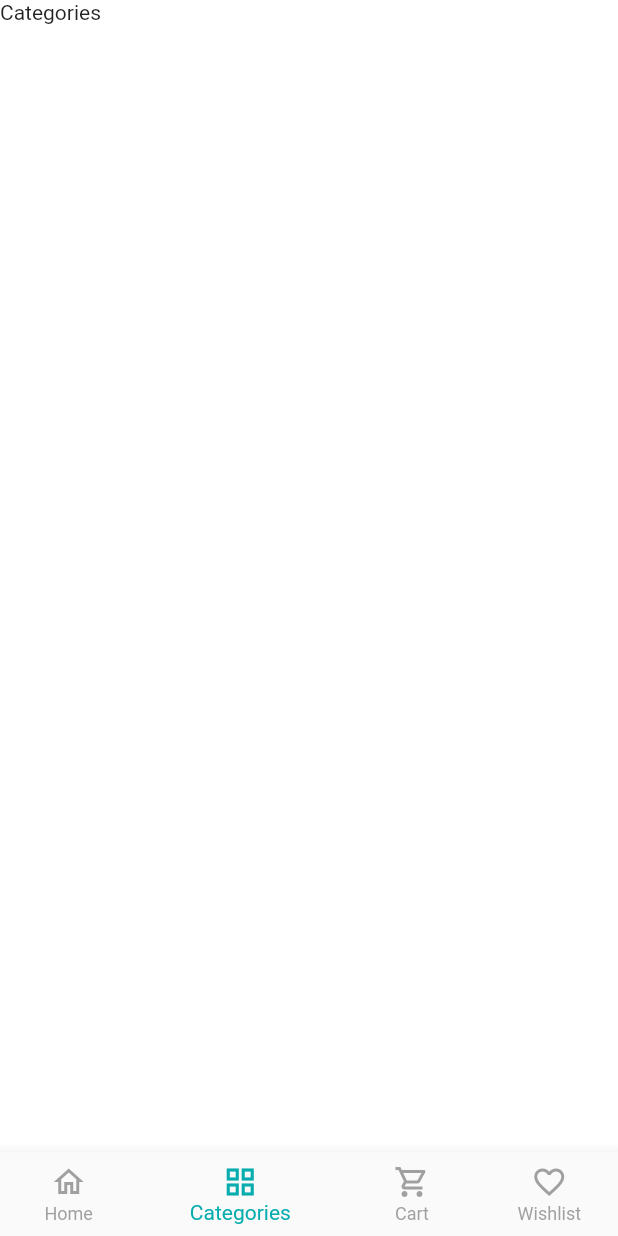
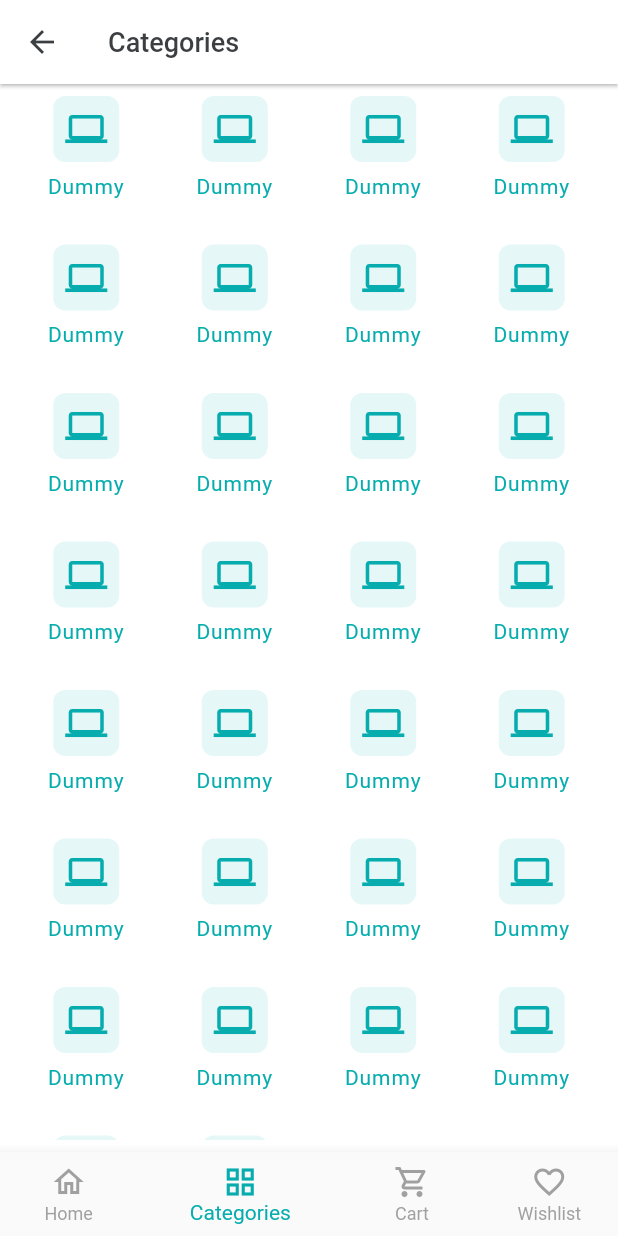
Before and after one commit to smilegse/flutter_ecommerce_app, a Flutter app: the screen it shows after launch, item 2 of the bottom bar chosen, on a phone screen of 412 x 824 dp. Run offline on Flutter 3.47's test engine with Material 2 defaults, Android fonts, the phone set to English and light mode, and no system bars; our stand-ins replace carousel_slider, get, pin_code_fields.

Commit message:
category screen ui completed

```diff
--- a/lib/main.dart
+++ b/lib/main.dart
@@ -3,6 +3,7 @@
 // State management - Getx
 // 1. UI + Functional 2. Statement management 3. Api integration
 
+import 'package:ecommerce_app/ui/state_managers/bottom_navigation_bar_controller.dart';
 import 'package:ecommerce_app/ui/utils/app_colors.dart';
 import 'package:flutter/material.dart';
 import 'package:get/get.dart';
@@ -18,6 +19,7 @@ class CraftyBay extends StatelessWidget {
   @override
   Widget build(BuildContext context) {
     return GetMaterialApp(
+      initialBinding: GetXBinding(),
       debugShowCheckedModeBanner: false,
       home: const SplashScreen(),
       themeMode: ThemeMode.light,
@@ -27,7 +29,6 @@ class CraftyBay extends StatelessWidget {
           color: Colors.black,
           elevation: 1,
         ),
-
         elevatedButtonTheme: ElevatedButtonThemeData(
           style: ElevatedButton.styleFrom(
             backgroundColor: Colors.purple,
@@ -43,6 +44,11 @@ class CraftyBay extends StatelessWidget {
         appBarTheme: const AppBarTheme(
           color: Colors.white,
           elevation: 1,
+          titleTextStyle: TextStyle(
+            color: greyColor,
+            fontWeight: FontWeight.w500,
+            fontSize: 18
+          ),
         ),
         scaffoldBackgroundColor: Colors.white,
         elevatedButtonTheme: ElevatedButtonThemeData(
@@ -55,7 +61,15 @@ class CraftyBay extends StatelessWidget {
           ),
         ),
       ),
-
     );
   }
 }
+
+class GetXBinding extends Bindings{
+  @override
+  void dependencies() {
+    Get.put(BottomNavigationBarController());
+
+  }
+
+}
--- a/lib/ui/screens/bottom_nav_bar_screen.dart
+++ b/lib/ui/screens/bottom_nav_bar_screen.dart
@@ -1,9 +1,11 @@
-import 'package:ecommerce_app/ui/screens/cart_screen.dart';
-import 'package:ecommerce_app/ui/screens/category_screen.dart';
-import 'package:ecommerce_app/ui/screens/home_screen.dart';
-import 'package:ecommerce_app/ui/screens/wish_list_screen.dart';
-import 'package:ecommerce_app/ui/utils/app_colors.dart';
 import 'package:flutter/material.dart';
+import 'package:get/get.dart';
+import '../state_managers/bottom_navigation_bar_controller.dart';
+import '../utils/app_colors.dart';
+import 'cart_screen.dart';
+import 'category_screen.dart';
+import 'home_screen.dart';
+import 'wish_list_screen.dart';
 
 class BottomNavBarScreen extends StatefulWidget {
   const BottomNavBarScreen({Key? key}) : super(key: key);
@@ -13,26 +15,27 @@ class BottomNavBarScreen extends StatefulWidget {
 }
 
 class _BottomNavBarScreenState extends State<BottomNavBarScreen> {
-
-  final List<Widget> _screen = const[
+  final List<Widget> _screen = const [
     HomeScreen(),
     CategoryScreen(),
     CartScreen(),
     WishListScreen()
   ];
 
-  int _selectedIndex = 0;
-
   @override
   Widget build(BuildContext context) {
     return Scaffold(
-      body: _screen[_selectedIndex],
-      bottomNavigationBar: BottomNavigationBar(
-        onTap: (value){
-          _selectedIndex = value;
-          if(mounted){
-            setState(() {});
-          }
+      body: GetBuilder<BottomNavigationBarController>(
+        builder: (controller) {
+          //log(controller.selectedIndex.toString());
+          return _screen[controller.selectedIndex];
+        },
+      ),
+      bottomNavigationBar: GetBuilder<BottomNavigationBarController>(
+        builder: (controller) {
+          return BottomNavigationBar(
+            onTap: (value) {
+              controller.changeIndex(value);
             },
             elevation: 8,
             selectedItemColor: primaryColor,
@@ -41,14 +44,27 @@ class _BottomNavBarScreenState extends State<BottomNavBarScreen> {
             unselectedLabelStyle: const TextStyle(
               color: lightGreyColor,
             ),
-        currentIndex: _selectedIndex,
-
+            currentIndex: controller.selectedIndex,
             items: const [
-          BottomNavigationBarItem(label: 'Home', icon: Icon(Icons.home_outlined),),
-          BottomNavigationBarItem(label: 'Categories', icon: Icon(Icons.grid_view_outlined),),
-          BottomNavigationBarItem(label: 'Cart', icon: Icon(Icons.shopping_cart_outlined),),
-          BottomNavigationBarItem(label: 'Wishlist', icon: Icon(Icons.favorite_border_outlined),)
+              BottomNavigationBarItem(
+                label: 'Home',
+                icon: Icon(Icons.home_outlined),
+              ),
+              BottomNavigationBarItem(
+                label: 'Categories',
+                icon: Icon(Icons.grid_view_outlined),
+              ),
+              BottomNavigationBarItem(
+                label: 'Cart',
+                icon: Icon(Icons.shopping_cart_outlined),
+              ),
+              BottomNavigationBarItem(
+                label: 'Wishlist',
+                icon: Icon(Icons.favorite_border_outlined),
+              )
             ],
+          );
+        },
       ),
     );
   }
--- a/lib/ui/screens/category_screen.dart
+++ b/lib/ui/screens/category_screen.dart
@@ -1,17 +1,35 @@
 import 'package:flutter/material.dart';
+import 'package:get/get.dart';
+import '../state_managers/bottom_navigation_bar_controller.dart';
+import '../utils/app_colors.dart';
+import '../widgets/category_card_widget.dart';
 
 class CategoryScreen extends StatelessWidget {
   const CategoryScreen({Key? key}) : super(key: key);
 
   @override
   Widget build(BuildContext context) {
-    return Scaffold(
-      body: SafeArea(
-          child: Column(
-            children: [
-              Text('Categories'),
-            ],
-          )
+    return SafeArea(
+      child: Scaffold(
+        appBar: AppBar(
+          title: const Text('Categories'),
+          leading: IconButton(
+            onPressed: () {
+              Get.find<BottomNavigationBarController>().backToHome();
+            },
+            icon: const Icon(Icons.arrow_back_outlined, color: greyColor,),
+          ),
+        ),
+        body: Padding(
+          padding: const EdgeInsets.all(8.0),
+          child: GridView.builder(
+            itemCount: 30,
+            gridDelegate: const SliverGridDelegateWithFixedCrossAxisCount(
+              crossAxisCount: 4
+            ), itemBuilder: (context, index) {
+              return const CategoryCardWidget(name: 'Dummy');
+          }),
+        ),
       ),
     );
   }
--- a/lib/ui/screens/splash_screen.dart
+++ b/lib/ui/screens/splash_screen.dart
@@ -1,8 +1,9 @@
-import 'package:ecommerce_app/ui/screens/bottom_nav_bar_screen.dart';
 
 import 'package:flutter/material.dart';
 import '../utils/app_colors.dart';
 import 'package:get/get.dart';
+
+import 'bottom_nav_bar_screen.dart';
 
 class SplashScreen extends StatefulWidget {
   const SplashScreen({Key? key}) : super(key: key);
```
Also changed, not shown: lib/ui/state_managers/bottom_navigation_bar_controller.dart (added, +21 -0 lines). Lines whose indentation alone changed are shown as unchanged.
